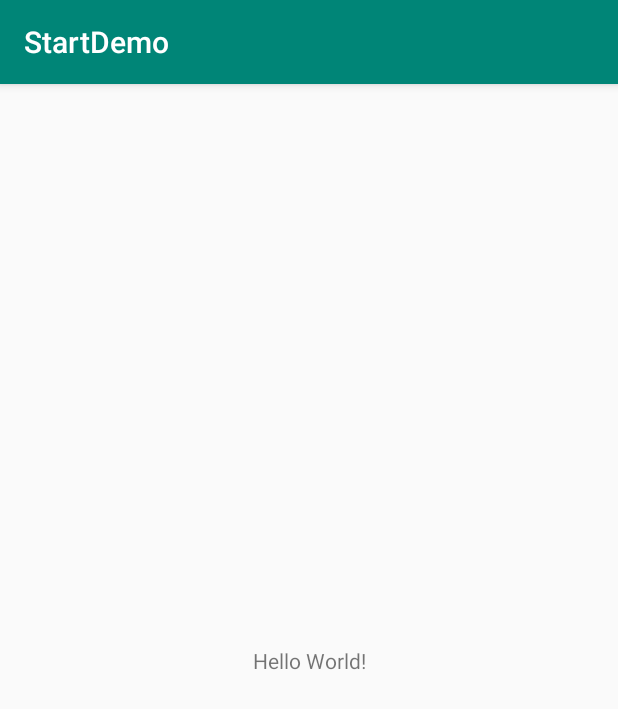
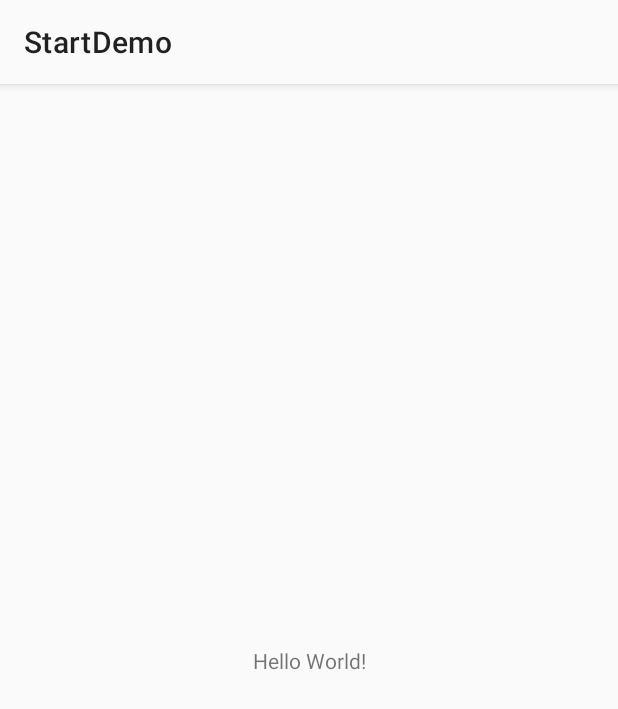
Before and after one commit to zavanton321/theme-demo, an Android app: the screen it shows after launch (MainActivity), on a phone screen of 412 x 824 dp. Shown: the top 709 px of the screen. Run offline under Robolectric (Android 15) with nearby library versions, the phone set to English and light mode, and no system bars.

Commit message:
simple night mode

```diff
--- a/app/build.gradle
+++ b/app/build.gradle
@@ -1,8 +1,7 @@
 apply plugin: 'com.android.application'
-
 apply plugin: 'kotlin-android'
-
 apply plugin: 'kotlin-android-extensions'
+apply plugin: 'kotlin-kapt'
 
 android {
     compileSdkVersion 29
@@ -32,4 +31,6 @@ dependencies {
     testImplementation 'junit:junit:4.12'
     androidTestImplementation 'androidx.test.ext:junit:1.1.1'
     androidTestImplementation 'androidx.test.espresso:espresso-core:3.2.0'
+
+    implementation "com.google.android.material:material:1.2.0-alpha03"
 }
--- a/app/src/main/res/layout/activity_main.xml
+++ b/app/src/main/res/layout/activity_main.xml
@@ -1,18 +1,22 @@
 <?xml version="1.0" encoding="utf-8"?>
-<androidx.constraintlayout.widget.ConstraintLayout xmlns:android="http://schemas.android.com/apk/res/android"
+<androidx.constraintlayout.widget.ConstraintLayout
+    xmlns:android="http://schemas.android.com/apk/res/android"
     xmlns:app="http://schemas.android.com/apk/res-auto"
     xmlns:tools="http://schemas.android.com/tools"
     android:layout_width="match_parent"
     android:layout_height="match_parent"
-    tools:context=".MainActivity">
+    tools:context=".MainActivity"
+    >
 
     <TextView
+        android:id="@+id/tvInfo"
         android:layout_width="wrap_content"
         android:layout_height="wrap_content"
         android:text="Hello World!"
         app:layout_constraintBottom_toBottomOf="parent"
         app:layout_constraintLeft_toLeftOf="parent"
         app:layout_constraintRight_toRightOf="parent"
-        app:layout_constraintTop_toTopOf="parent" />
+        app:layout_constraintTop_toTopOf="parent"
+        />
 
 </androidx.constraintlayout.widget.ConstraintLayout>
--- /dev/null
+++ b/app/src/main/res/values-night/styles.xml
@@ -0,0 +1,10 @@
+<?xml version="1.0" encoding="utf-8"?>
+<resources>
+
+    <style name="Theme.DayNight.Base" parent="Theme.MaterialComponents" />
+
+    <style name="Theme.MyApp.Main" parent="Theme.DayNight.Base" >
+        <item name="android:background">@color/nightColor</item>
+    </style>
+
+</resources>
--- a/app/src/main/res/values/colors.xml
+++ b/app/src/main/res/values/colors.xml
@@ -3,4 +3,8 @@
     <color name="colorPrimary">#008577</color>
     <color name="colorPrimaryDark">#00574B</color>
     <color name="colorAccent">#D81B60</color>
+
+    <color name="dayColor">#FAFAFA</color>
+    <color name="nightColor">#263238</color>
+
 </resources>
--- a/app/src/main/res/values/styles.xml
+++ b/app/src/main/res/values/styles.xml
@@ -1,11 +1,15 @@
 <resources>
 
-    <!-- Base application theme. -->
     <style name="AppTheme" parent="Theme.AppCompat.Light.DarkActionBar">
-        <!-- Customize your theme here. -->
         <item name="colorPrimary">@color/colorPrimary</item>
         <item name="colorPrimaryDark">@color/colorPrimaryDark</item>
         <item name="colorAccent">@color/colorAccent</item>
     </style>
 
+    <style name="Theme.DayNight.Base" parent="Theme.MaterialComponents.Light" />
+
+    <style name="Theme.MyApp.Main" parent="Theme.DayNight.Base" >
+        <item name="android:background">@color/dayColor</item>
+    </style>
+
 </resources>
```
Also changed, not shown: app/src/main/AndroidManifest.xml (+8 -3 lines), app/src/main/java/ru/zavanton/startdemo/MainActivity.kt (+13 -1 lines).
